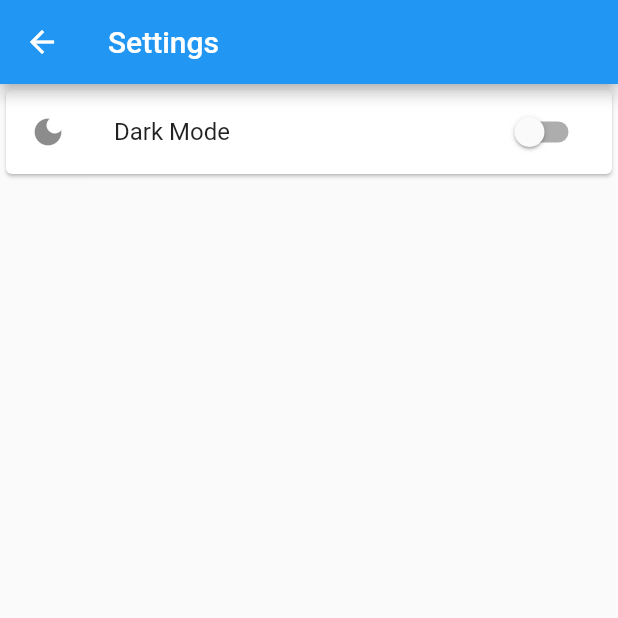
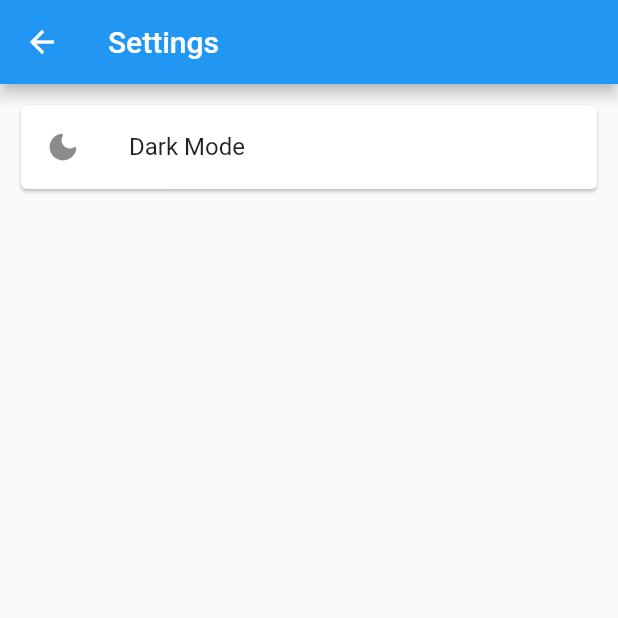
Before and after one commit to louis-badr/smartlock_gui, a Flutter app: the SettingsScreen screen opened directly, on a phone screen of 412 x 824 dp, the top half of it. Run offline on Flutter 3.47's test engine with Material 2 defaults, Android fonts, the light colour scheme and no system bars; our stand-ins replace adaptive_theme, carousel_slider; missing offline and left inert: shared_preferences_web.

Commit message:
inventory progress and dark mode

```diff
--- a/lib/models/inventory_models.dart
+++ b/lib/models/inventory_models.dart
@@ -56,7 +56,7 @@ class ItemModel {
   });
 
   String title;
-  String? description;
+  String? description = "No description for this item";
   double? price;
   String? link;
   int? category_id;
--- a/lib/screens/settings_screen.dart
+++ b/lib/screens/settings_screen.dart
@@ -1,3 +1,4 @@
+import 'package:adaptive_theme/adaptive_theme.dart';
 import 'package:flutter/material.dart';
 import 'package:flutter/services.dart';
 
@@ -6,41 +7,24 @@ class SettingsScreen extends StatelessWidget {
   Widget build(BuildContext context) {
     return Scaffold(
       appBar: AppBar(
-        title: Text('Settings'),
+        title: const Text('Settings'),
       ),
-      body: ListView(
-        children: <Widget>[
-          Card(
-            child: DarkModeSwitchTile(),
-          ),
-        ],
+      body: Padding(
+        padding: const EdgeInsets.all(10),
+        child: ListView(
+          children: <Widget>[
+            Card(
+              child: ListTile(
+                title: const Text("Dark Mode"),
+                leading: const Icon(Icons.dark_mode_rounded),
+                onTap: () {
+                  AdaptiveTheme.of(context).toggleThemeMode();
+                },
+              ),
+            ),
+          ],
+        ),
       ),
     );
   }
 }
-
-class DarkModeSwitchTile extends StatefulWidget {
-  const DarkModeSwitchTile({Key? key}) : super(key: key);
-
-  @override
-  State<DarkModeSwitchTile> createState() => _DarkModeSwitchTileState();
-}
-
-class _DarkModeSwitchTileState extends State<DarkModeSwitchTile> {
-  bool _lights = false;
-
-  @override
-  Widget build(BuildContext context) {
-    return SwitchListTile(
-      title: const Text('Dark Mode'),
-      value: _lights,
-      onChanged: (bool value) {
-        setState(() {
-          _lights = value;
-          _lights ? print("Dark Mode On") : print("Dark Mode Off");
-        });
-      },
-      secondary: const Icon(Icons.dark_mode),
-    );
-  }
-}
--- a/lib/services/http_requests.dart
+++ b/lib/services/http_requests.dart
@@ -1,3 +1,5 @@
+import 'dart:convert';
+
 import 'package:http/http.dart' as http;
 import 'package:smartlock_gui/models/inventory_models.dart';
 
@@ -15,7 +17,7 @@ class ApiService {
 
     var response = await client.get(uri);
     if (response.statusCode == 200) {
-      var json = response.body;
+      var json = utf8.decode(response.bodyBytes);
       return categoryModelFromJson(json);
     } else {
       print(response.statusCode);
@@ -31,7 +33,7 @@ class ApiService {
 
     var response = await client.get(uri);
     if (response.statusCode == 200) {
-      var json = response.body;
+      var json = utf8.decode(response.bodyBytes);
       return itemModelFromJson(json);
     } else {
       print(response.statusCode);
--- a/pubspec.yaml
+++ b/pubspec.yaml
@@ -48,6 +48,7 @@ dev_dependencies:
   flutter_lints: ^1.0.0
 
   carousel_slider: ^4.1.1
+  adaptive_theme: ^2.3.1
 
 # For information on the generic Dart part of this file, see the
 # following page: https://dart.dev/tools/pub/pubspec
```
Also changed, not shown: lib/generated_plugin_registrant.dart (added, +17 -0 lines), lib/main.dart (+14 -5 lines), lib/screens/categories_screen.dart (+11 -4 lines), lib/screens/empty_category_screen.dart (added, +22 -0 lines), lib/screens/items_screen.dart (+98 -11 lines), pubspec.lock, 8 other files.
